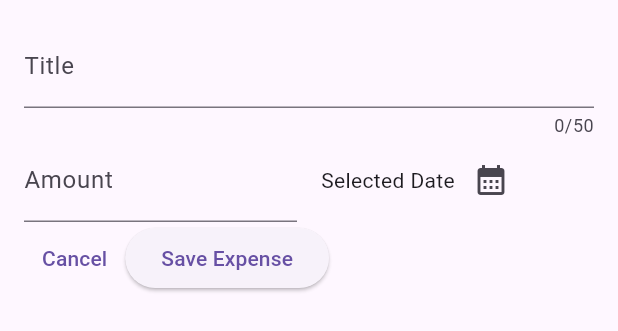
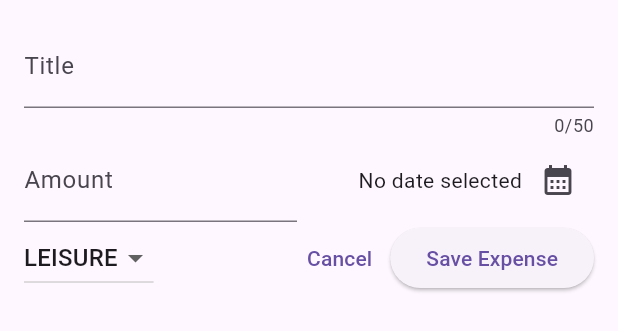
Before and after one commit to davidkalipe/Expend-Tracker, a Flutter app: the NewExpense widget shown alone on an empty page, opened directly, on a phone screen of 412 x 824 dp. Shown: the top 331 px of the screen. Run offline on Flutter 3.47's test engine with Material 3 defaults, Android fonts, the phone set to English and light mode, and no system bars; our stand-ins replace gap.

Commit message:
some update on newExpense modal

```diff
--- a/lib/screens/expenses.dart
+++ b/lib/screens/expenses.dart
@@ -28,8 +28,9 @@ class _ExpensesState extends State<Expenses> {
   ];
 
   _openAddExpenseOverlay(){
-    showModalBottomSheet(context: context, builder: (ctx) =>
-    const NewExpense());
+    showModalBottomSheet(
+        context: context,
+        builder: (ctx) => const NewExpense());
   }
 
   @override
--- a/lib/widget/new_expense.dart
+++ b/lib/widget/new_expense.dart
@@ -1,4 +1,6 @@
 import 'package:flutter/material.dart';
+import 'package:intl/intl.dart';
+import 'package:expense_tracker/models/expense.dart';
 
 class NewExpense extends StatefulWidget {
   const NewExpense({super.key});
@@ -10,6 +12,22 @@ class NewExpense extends StatefulWidget {
 class _NewExpenseState extends State<NewExpense> {
   final _titleController = TextEditingController();
   final _amountController = TextEditingController();
+  DateTime? _selectedDate;
+  Category _selectedCategory = Category.leisure;
+
+  void _presentDatePicker() async {
+    final now = DateTime.now();
+    final firstDate = DateTime(now.year - 1, now.month, now.day);
+
+    final pickedDate = await showDatePicker(
+        context: context,
+        initialDate: now,
+        firstDate: firstDate,
+        lastDate: now);
+    setState(() {
+      _selectedDate = pickedDate;
+    });
+  }
 
   @override
   void dispose() {
@@ -43,21 +61,48 @@ class _NewExpenseState extends State<NewExpense> {
                   ),
                 ),
               ),
-              const SizedBox(width: 16,),
+              const SizedBox(width: 16),
               Expanded(
                 child: Row(
+                  mainAxisAlignment: MainAxisAlignment.end,
+                  crossAxisAlignment: CrossAxisAlignment.center,
                   children: [
-                  const Text('Selected Date'),
-                    IconButton(onPressed: (){},
-                        icon: const Icon(Icons.calendar_month),
+                    Text(_selectedDate == null
+                        ? "No date selected"
+                        : formatter.format(_selectedDate!)),
+                    IconButton(
+                      onPressed: _presentDatePicker,
+                      icon: const Icon(Icons.calendar_month),
                     )
-                ],
+                  ],
                 ),
               )
             ],
           ),
           Row(
             children: [
+              DropdownButton(
+                value: _selectedCategory,
+                items: Category.values
+                    .map(
+                      (category) => DropdownMenuItem(
+                        value: category,
+                        child: Text(
+                          category.name.toUpperCase(),
+                        ),
+                      ),
+                    )
+                    .toList(),
+                onChanged: (value) {
+                  setState(() {
+                    if (value == null) {
+                      return;
+                    }
+                    _selectedCategory = value;
+                  });
+                },
+              ),
+              const Spacer(),
               TextButton(
                 onPressed: () {
                   Navigator.pop(context);
```
